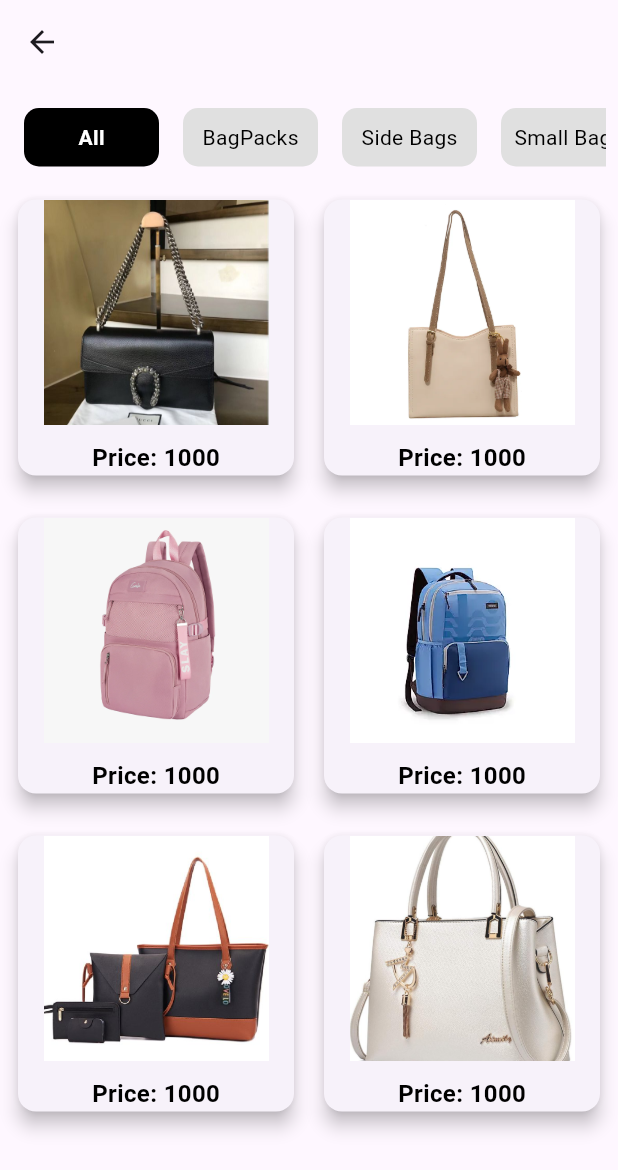
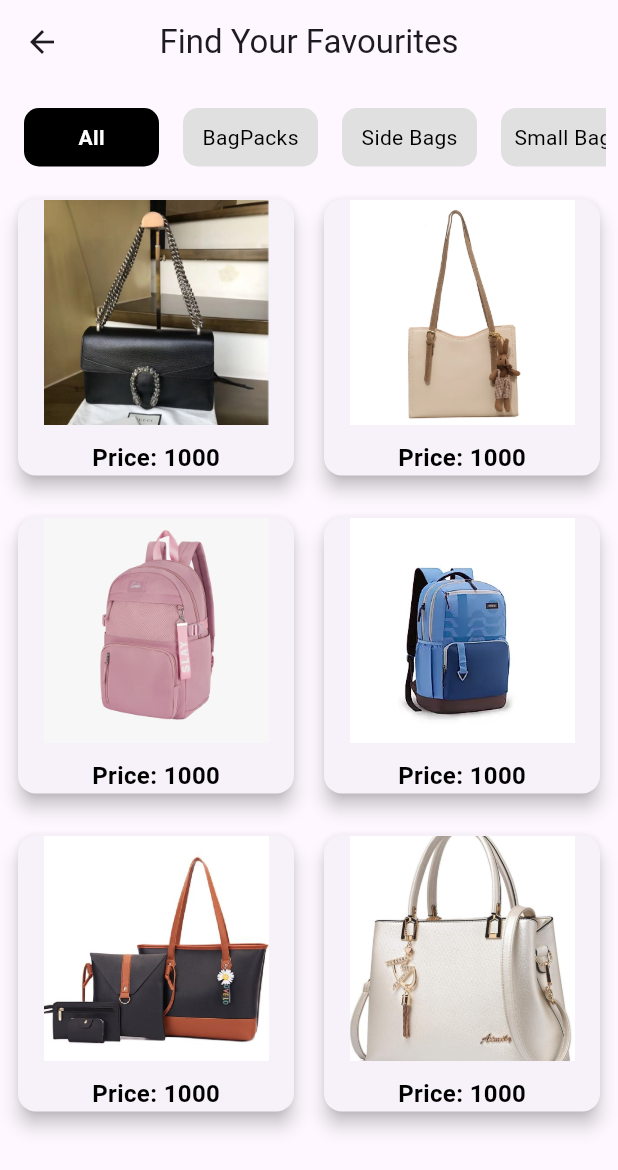
Before and after one commit to sohasara/E-Commerce-App, a Flutter app: the BagPage screen opened directly, on a phone screen of 412 x 824 dp. Shown: the top 1170 px of the screen. Run offline on Flutter 3.47's test engine with Material 3 defaults, Android fonts, the phone set to English and light mode, and no system bars; our stand-ins replace flutter_riverpod.

Commit message:
add app bars

```diff
--- a/lib/feature/presentation/pages/category/appliance.dart
+++ b/lib/feature/presentation/pages/category/appliance.dart
@@ -19,7 +19,10 @@ class AppliancePage extends ConsumerWidget {
       'Washing',
     ];
     return Scaffold(
-      appBar: AppBar(),
+      appBar: AppBar(
+        centerTitle: true,
+        title: Text('Find the Best Electronics'),
+      ),
       body: Padding(
         padding: const EdgeInsets.all(8.0),
         child: SingleChildScrollView(
--- a/lib/feature/presentation/pages/category/bag_page.dart
+++ b/lib/feature/presentation/pages/category/bag_page.dart
@@ -19,7 +19,10 @@ class BagPage extends ConsumerWidget {
       'Small Bags',
     ];
     return Scaffold(
-      appBar: AppBar(),
+      appBar: AppBar(
+        centerTitle: true,
+        title: Text('Find Your Favourites'),
+      ),
       body: Padding(
         padding: const EdgeInsets.all(8.0),
         child: SingleChildScrollView(
--- a/lib/feature/presentation/pages/category/home_decor.dart
+++ b/lib/feature/presentation/pages/category/home_decor.dart
@@ -19,7 +19,12 @@ class HomeDecor extends ConsumerWidget {
       'Walls',
     ];
     return Scaffold(
-      appBar: AppBar(),
+      appBar: AppBar(
+        centerTitle: true,
+        title: Text(
+          'Decor Your Home',
+        ),
+      ),
       body: Padding(
         padding: const EdgeInsets.all(8.0),
         child: SingleChildScrollView(
--- a/lib/feature/presentation/pages/category/ornaments.dart
+++ b/lib/feature/presentation/pages/category/ornaments.dart
@@ -19,7 +19,10 @@ class OrnamentsPage extends ConsumerWidget {
       'Rings',
     ];
     return Scaffold(
-      appBar: AppBar(),
+      appBar: AppBar(
+        centerTitle: true,
+        title: Text('Choose Your Jewelry'),
+      ),
       body: Padding(
         padding: const EdgeInsets.all(8.0),
         child: SingleChildScrollView(
```
